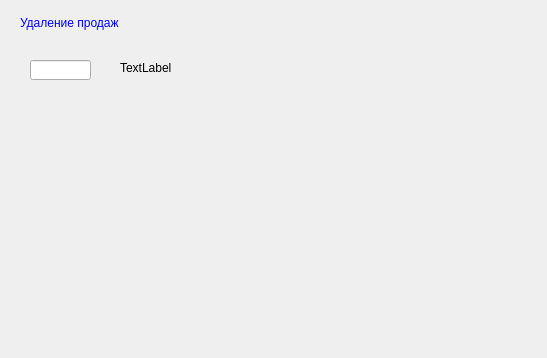
Qt form clearsaleordersdialog.ui (rust3128/MPosEdit) before a commit.
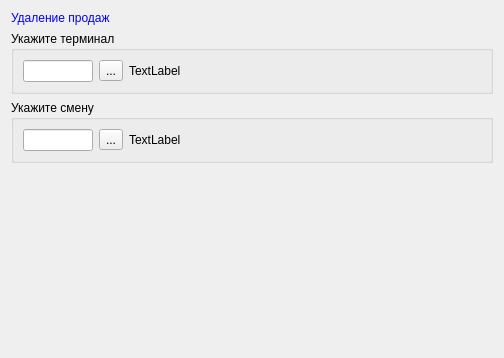
The same form after that commit.

The edit to the form file:
```diff
--- a/clearsaleordersdialog.ui
+++ b/clearsaleordersdialog.ui
@@ -6,53 +6,123 @@
    <rect>
     <x>0</x>
     <y>0</y>
-    <width>547</width>
+    <width>504</width>
     <height>358</height>
    </rect>
   </property>
+  <property name="sizePolicy">
+   <sizepolicy hsizetype="Fixed" vsizetype="Fixed">
+    <horstretch>0</horstretch>
+    <verstretch>0</verstretch>
+   </sizepolicy>
+  </property>
   <property name="windowTitle">
    <string>Dialog</string>
   </property>
-  <widget class="QLineEdit" name="lineEditTerminalID">
-   <property name="geometry">
-    <rect>
-     <x>30</x>
-     <y>60</y>
-     <width>61</width>
-     <height>20</height>
-    </rect>
-   </property>
-  </widget>
-  <widget class="QLabel" name="labelTerminalName">
-   <property name="geometry">
-    <rect>
-     <x>120</x>
-     <y>60</y>
-     <width>321</width>
-     <height>16</height>
-    </rect>
-   </property>
-   <property name="text">
-    <string>TextLabel</string>
-   </property>
-  </widget>
-  <widget class="QLabel" name="label">
-   <property name="geometry">
-    <rect>
-     <x>20</x>
-     <y>10</y>
-     <width>173</width>
-     <height>25</height>
-    </rect>
-   </property>
-   <property name="styleSheet">
-    <string notr="true">color: rgb(0, 0, 255);
+  <layout class="QGridLayout" name="gridLayout">
+   <item row="2" column="0">
+    <widget class="QGroupBox" name="groupBoxShifts">
+     <property name="title">
+      <string>Укажите смену</string>
+     </property>
+     <layout class="QHBoxLayout" name="horizontalLayout_2">
+      <item>
+       <widget class="QLineEdit" name="lineEditShiftID">
+        <property name="sizePolicy">
+         <sizepolicy hsizetype="Fixed" vsizetype="Fixed">
+          <horstretch>0</horstretch>
+          <verstretch>0</verstretch>
+         </sizepolicy>
+        </property>
+        <property name="maximumSize">
+         <size>
+          <width>70</width>
+          <height>26</height>
+         </size>
+        </property>
+       </widget>
+      </item>
+      <item>
+       <widget class="QToolButton" name="toolButtonSelectShift">
+        <property name="text">
+         <string>...</string>
+        </property>
+       </widget>
+      </item>
+      <item>
+       <widget class="QLabel" name="labelShiftData">
+        <property name="text">
+         <string>TextLabel</string>
+        </property>
+       </widget>
+      </item>
+     </layout>
+    </widget>
+   </item>
+   <item row="0" column="0">
+    <widget class="QLabel" name="label">
+     <property name="styleSheet">
+      <string notr="true">color: rgb(0, 0, 255);
 font: 75 16pt &quot;MS Shell Dlg 2&quot;;</string>
-   </property>
-   <property name="text">
-    <string>Удаление продаж</string>
-   </property>
-  </widget>
+     </property>
+     <property name="text">
+      <string>Удаление продаж</string>
+     </property>
+    </widget>
+   </item>
+   <item row="1" column="0">
+    <widget class="QGroupBox" name="groupBoxTerminals">
+     <property name="title">
+      <string>Укажите терминал</string>
+     </property>
+     <layout class="QHBoxLayout" name="horizontalLayout">
+      <item>
+       <widget class="QLineEdit" name="lineEditTerminalID">
+        <property name="sizePolicy">
+         <sizepolicy hsizetype="Fixed" vsizetype="Fixed">
+          <horstretch>0</horstretch>
+          <verstretch>0</verstretch>
+         </sizepolicy>
+        </property>
+        <property name="maximumSize">
+         <size>
+          <width>70</width>
+          <height>26</height>
+         </size>
+        </property>
+       </widget>
+      </item>
+      <item>
+       <widget class="QToolButton" name="toolButtonSelectTerminal">
+        <property name="text">
+         <string>...</string>
+        </property>
+       </widget>
+      </item>
+      <item>
+       <widget class="QLabel" name="labelTerminalName">
+        <property name="text">
+         <string>TextLabel</string>
+        </property>
+       </widget>
+      </item>
+     </layout>
+    </widget>
+   </item>
+   <item row="3" column="0">
+    <spacer name="verticalSpacer">
+     <property name="orientation">
+      <enum>Qt::Vertical</enum>
+     </property>
+     <property name="sizeHint" stdset="0">
+      <size>
+       <width>20</width>
+       <height>40</height>
+      </size>
+     </property>
+    </spacer>
+   </item>
+  </layout>
  </widget>
  <resources/>
  <connections/>
```
